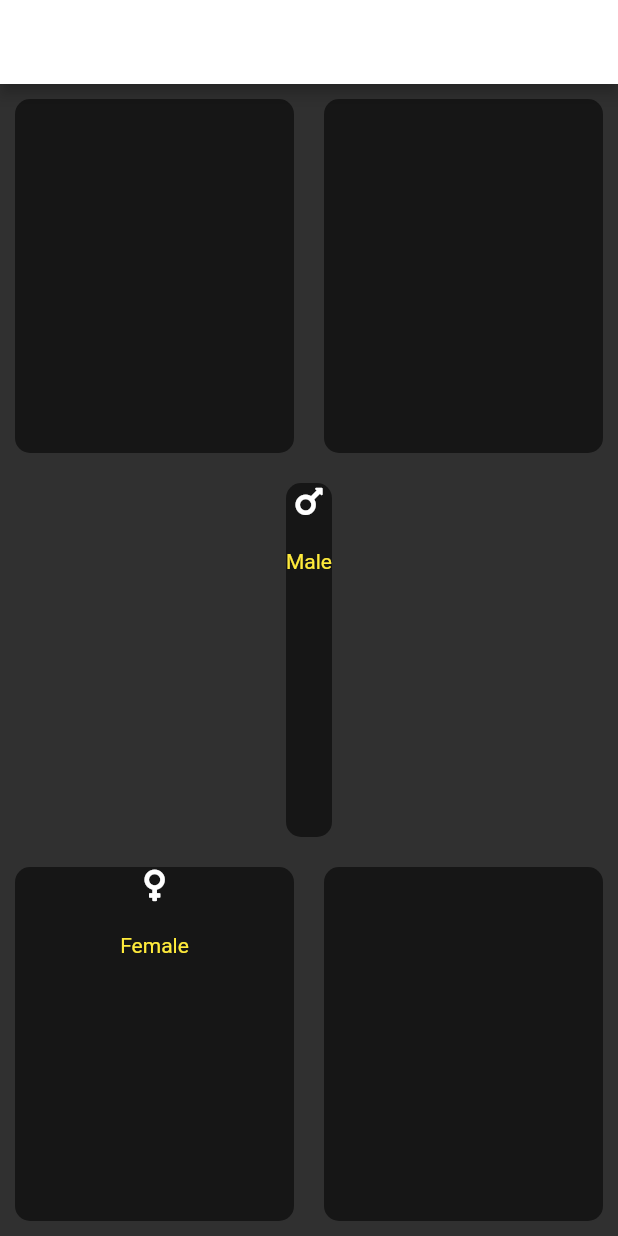
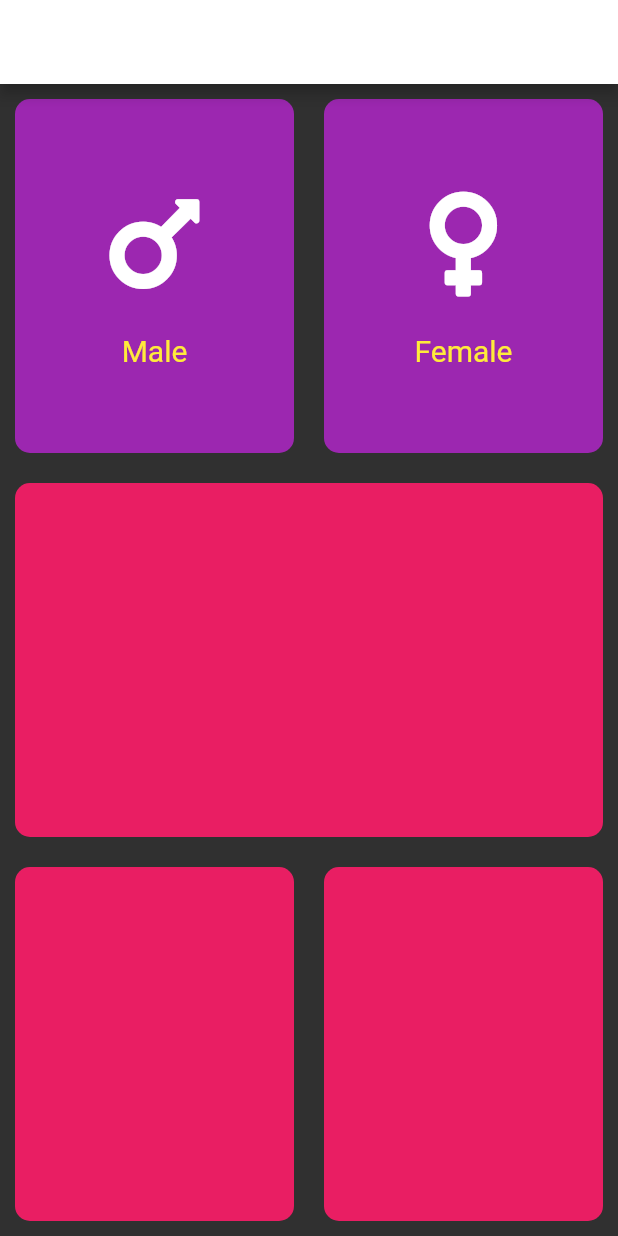
Before and after one commit to NirajanHub/bmiCalculatorFlutter, a Flutter app: the screen it shows after launch, on a phone screen of 412 x 824 dp. Run offline on Flutter 3.47's test engine with Material 2 defaults, Android fonts, the phone set to English and light mode, and no system bars; our stand-ins replace font_awesome_flutter.

Commit message:
merging with office

```diff
--- a/lib/boxItems.dart
+++ b/lib/boxItems.dart
@@ -9,10 +9,13 @@ class BoxItems extends StatelessWidget {
   @override
   Widget build(BuildContext context) {
     return Column(
+      crossAxisAlignment: CrossAxisAlignment.stretch,
+      mainAxisAlignment: MainAxisAlignment.center,
       children: <Widget>[
-        Icon(fontIcons),
+        Icon(fontIcons, size: 80.0),
         SizedBox(height: 20.0),
-        Text(bottomText)
+        Text(bottomText,textAlign: TextAlign.center,
+        style: TextStyle(fontSize: 20.0),)
       ],
     );
   }
--- a/lib/home_page.dart
+++ b/lib/home_page.dart
@@ -6,7 +6,7 @@ import 'package:font_awesome_flutter/font_awesome_flutter.dart';
 import 'boxItems.dart';
 
 const activeColor = Colors.blue;
-const inactiveColor = Colors.black54;
+const inactiveColor = Colors.purple;
 
 const bottomAppColor = Colors.pink;
 
@@ -19,6 +19,29 @@ class MyHomePage extends StatefulWidget {
 }
 
 class _MyHomePageState extends State<MyHomePage> {
+  Color maleCardColor = inactiveColor;
+  Color femaleCardColor = inactiveColor;
+
+  void updateCardColor(Gender clickedGender) {
+    if (clickedGender == Gender.male) {
+      if (maleCardColor == inactiveColor) {
+        maleCardColor = activeColor;
+        femaleCardColor = inactiveColor;
+      } else {
+        femaleCardColor = activeColor;
+        maleCardColor = inactiveColor;
+      }
+    } else {
+      if (femaleCardColor == inactiveColor) {
+        femaleCardColor = activeColor;
+        maleCardColor = inactiveColor;
+      } else {
+        maleCardColor = activeColor;
+        femaleCardColor = inactiveColor;
+      }
+    }
+  }
+
   @override
   Widget build(BuildContext context) {
     return Scaffold(
@@ -31,29 +54,36 @@ class _MyHomePageState extends State<MyHomePage> {
             child: Row(
           children: <Widget>[
             Expanded(
-                child: GestureDetector(
-              onTap: () {
-                setState(() {
-                  updateCardColor(1);
-                });
-              },
               child: GestureDetector(
                   onTap: () {
                     setState(() {
-                      updateCardColor(1);
+                     maleCardColor==inactiveColor?maleCardColor=activeColor:femaleCardColor=inactiveColor;
+                     maleCardColor==activeColor?femaleCardColor=inactiveColor:maleCardColor=activeColor;
+
                     });
                   },
-                  child: ReusableCard(color: Colors.pink)),
-            )),
+                  child: ReusableCard(
+                      color: maleCardColor,
+                      cardChild: BoxItems(FontAwesomeIcons.mars, "Male"))),
+            ),
             Expanded(
-              child: ReusableCard(color: Colors.pink),
+              child: GestureDetector(
+                onTap: () {
+                  setState(() {
+                    femaleCardColor==inactiveColor?femaleCardColor=activeColor:maleCardColor=inactiveColor;
+                    femaleCardColor==activeColor?maleCardColor=inactiveColor:femaleCardColor=activeColor;
+                 });
+                },
+                child: ReusableCard(
+                    color: femaleCardColor,
+                    cardChild: BoxItems(FontAwesomeIcons.venus, "Female")),
+              ),
             )
           ],
         )),
         Expanded(
           child: ReusableCard(
             color: Colors.pink,
-            cardChild: BoxItems(FontAwesomeIcons.mars, "Male"),
           ),
         ),
         Expanded(
@@ -61,7 +91,6 @@ class _MyHomePageState extends State<MyHomePage> {
           children: <Widget>[
             Expanded(
                 child: ReusableCard(
-              cardChild: BoxItems(FontAwesomeIcons.venus, "Female"),
               color: Colors.pink,
             )),
             Expanded(
@@ -72,19 +101,5 @@ class _MyHomePageState extends State<MyHomePage> {
       ])),
     );
   }
-
-  Color maleCardColor = inactiveColor;
-  Color femaleCardColor = inactiveColor;
-
-  void updateCardColor(int gender) {
-    if (gender == 1) {
-      if (maleCardColor == inactiveColor) {
-        maleCardColor = activeColor;
-        femaleCardColor = inactiveColor;
-      } else {
-        femaleCardColor = activeColor;
-        maleCardColor = inactiveColor;
-      }
-    }
-  }
 }
+enum Gender {male,female}
--- a/lib/reusableBox.dart
+++ b/lib/reusableBox.dart
@@ -13,7 +13,7 @@ class ReusableCard extends StatelessWidget {
         child: cardChild,
         margin: EdgeInsets.all(10.0),
         decoration: BoxDecoration(
-            color: Colors.black54,
+            color: color,
             shape: BoxShape.rectangle,
             borderRadius: BorderRadius.circular(10.0)));
   }
```
